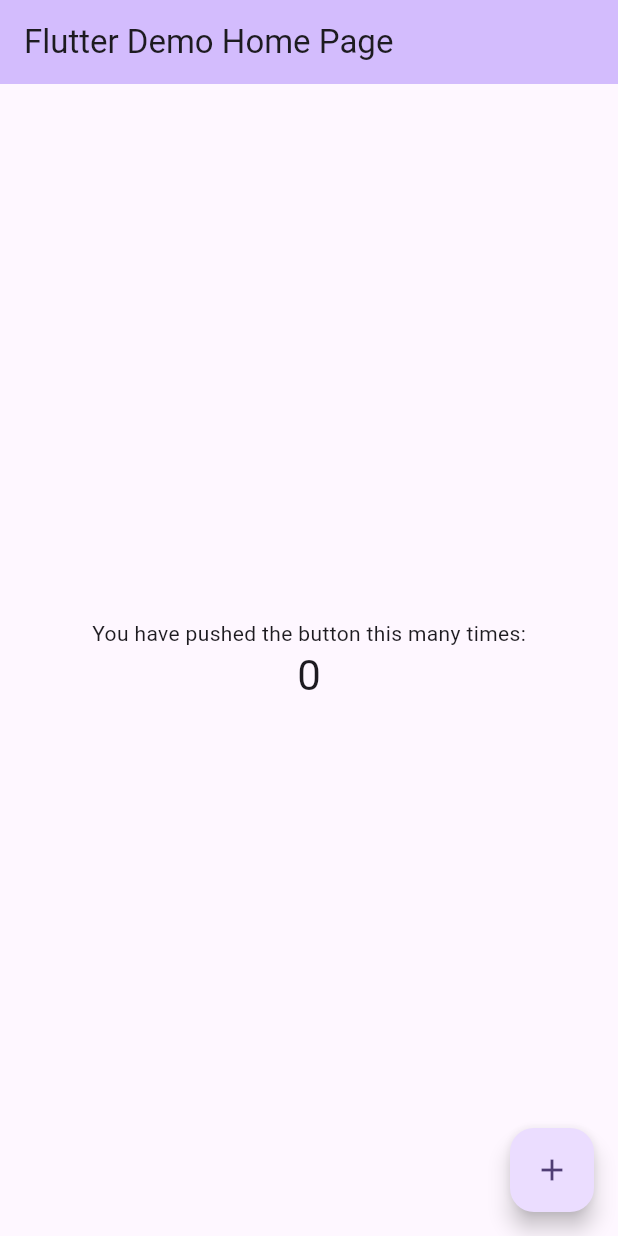
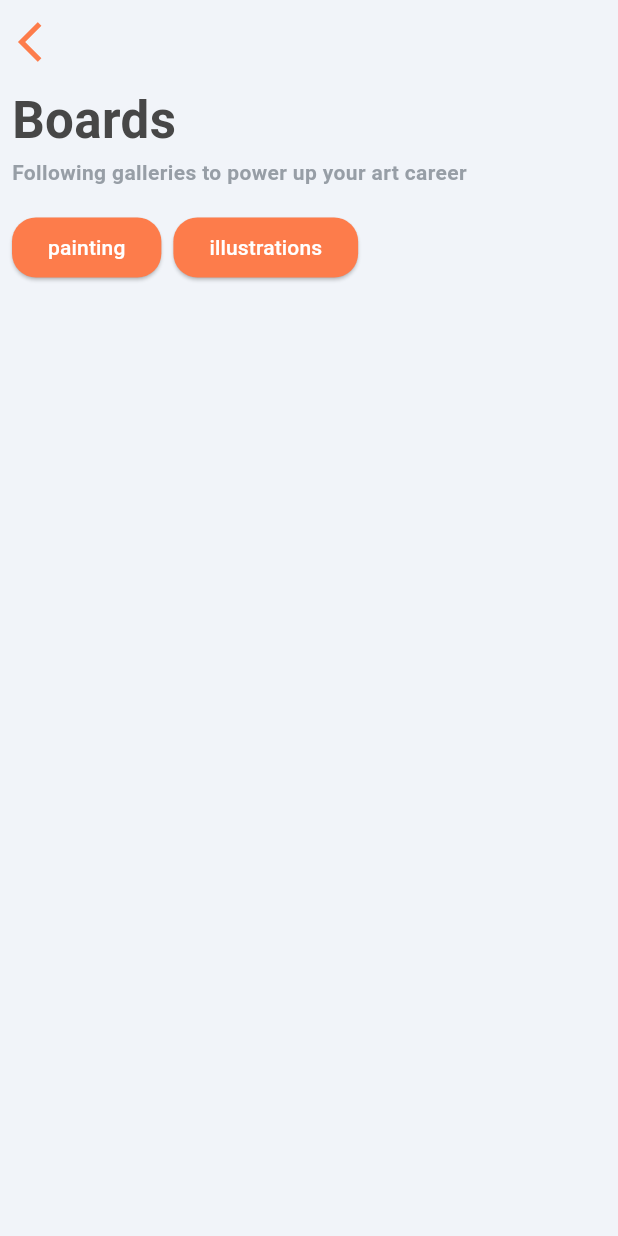
Before and after one commit to sagarthecoder/Flutter-Art-Gallery, a Flutter app: the screen it shows after launch, on a phone screen of 412 x 824 dp. Run offline on Flutter 3.47's test engine with Material 3 defaults, Android fonts, the phone set to English and light mode, and no system bars.

Commit message:
added top items oh home page

```diff
--- /dev/null
+++ b/lib/Modules/UISections/HomePage/Views/Home.dart
@@ -0,0 +1,99 @@
+import 'package:flutter/cupertino.dart';
+import 'package:flutter/material.dart';
+
+class Home extends StatefulWidget {
+  const Home({super.key});
+
+  @override
+  State<Home> createState() => _HomeState();
+}
+
+class _HomeState extends State<Home> {
+  @override
+  Widget build(BuildContext context) {
+    return MaterialApp(
+      home: Scaffold(
+        backgroundColor: Color(0XFFF1F4F9),
+        appBar: AppBar(
+          backgroundColor: Colors.transparent,
+          leading: const Icon(
+            Icons.arrow_back_ios,
+            color: Color(0XFFFD7C4B),
+            size: 32,
+          ),
+        ),
+        body: Padding(
+          padding: const EdgeInsets.only(left: 8),
+          child: Column(
+            crossAxisAlignment: CrossAxisAlignment.start,
+            children: [
+              const Text(
+                'Boards',
+                style: TextStyle(
+                    fontSize: 34,
+                    fontWeight: FontWeight.bold,
+                    color: Color(0XFF474747)),
+              ),
+              const Text(
+                'Following galleries to power up your art career',
+                style: TextStyle(
+                  fontSize: 14,
+                  fontWeight: FontWeight.bold,
+                  color: Color(0XFF979EA6),
+                ),
+              ),
+              addArtListButtons()
+            ],
+          ),
+        ),
+      ),
+    );
+  }
+
+  List<Widget> addSpacingBetweenItems(List<Widget> children, double spacing) {
+    return children
+        .map((widget) => Padding(
+              padding: EdgeInsets.only(right: spacing),
+              child: widget,
+            ))
+        .toList();
+  }
+
+  Widget addArtListButtons() {
+    return Padding(
+      padding: const EdgeInsets.only(top: 16),
+      child: Row(
+          crossAxisAlignment: CrossAxisAlignment.start,
+          children: addSpacingBetweenItems(
+            [
+              ElevatedButton(
+                onPressed: () {},
+                style: ElevatedButton.styleFrom(
+                  backgroundColor: Color(0XFFFD7C4B),
+                  shape: RoundedRectangleBorder(
+                      borderRadius: BorderRadius.circular(16)),
+                ),
+                child: const Text('painting',
+                    style: TextStyle(
+                      color: Colors.white,
+                    )),
+              ),
+              ElevatedButton(
+                  onPressed: () {},
+                  style: ElevatedButton.styleFrom(
+                    backgroundColor: Color(0XFFFD7C4B),
+                    shape: RoundedRectangleBorder(
+                        borderRadius: BorderRadius.circular(16)),
+                  ),
+                  child: const Text(
+                    'illustrations',
+                    style: TextStyle(
+                      color: Colors.white,
+                    ),
+                  )),
+            ],
+            8.0,
+          )),
+    );
+  }
+}
--- a/lib/main.dart
+++ b/lib/main.dart
@@ -1,7 +1,9 @@
 import 'package:flutter/material.dart';
 
+import 'Modules/UISections/HomePage/Views/Home.dart';
+
 void main() {
-  runApp(const MyApp());
+  runApp(Home());
 }
 
 class MyApp extends StatelessWidget {
```
